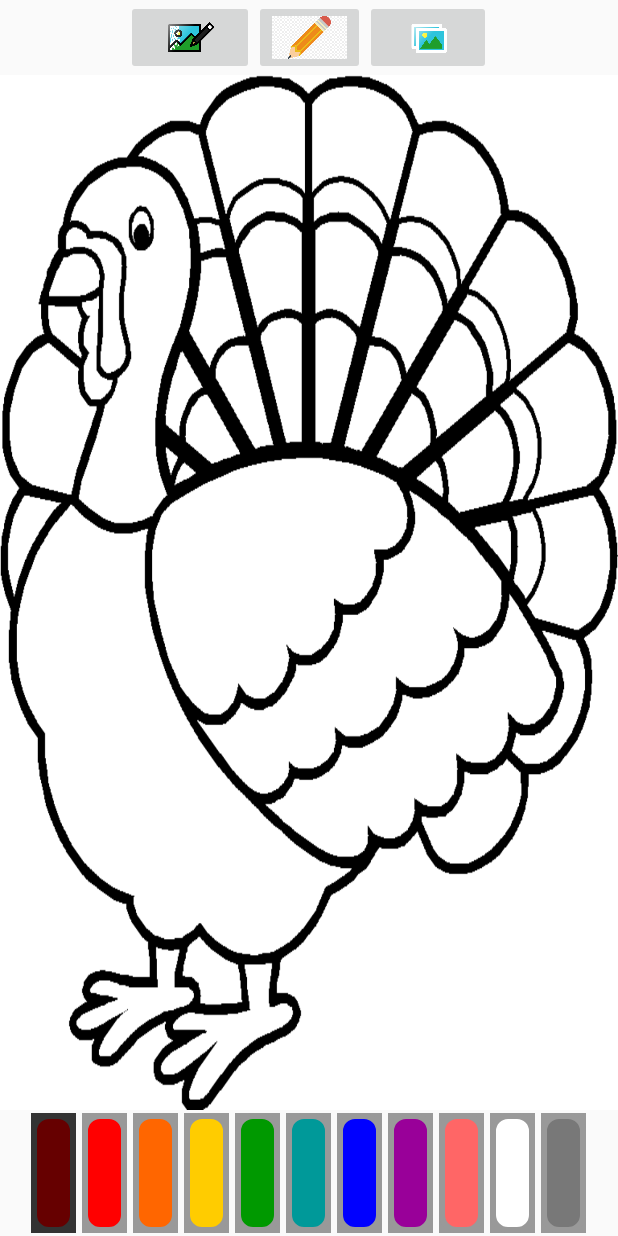
After one commit to Andree37/NannyPoppins, an Android app: the DrawingGame screen opened directly, with no data from a screen before it, on a phone screen of 412 x 824 dp. The commit adds this screen. Run offline under Robolectric (Android 15) with nearby library versions, the phone set to English and light mode, and no system bars.

Commit message:
Coloring Miniapp
Coloring miniapp integration and stuff

```diff
--- a/NannyPoppins/app/src/main/AndroidManifest.xml
+++ b/NannyPoppins/app/src/main/AndroidManifest.xml
@@ -72,6 +72,10 @@
             android:name=".PasswordDefinitions"
             android:theme="@style/Theme.AppCompat.Light.NoActionBar">
         </activity>
+        <activity
+            android:name=".DrawingGame"
+            android:theme="@style/Theme.AppCompat.Light.NoActionBar">
+        </activity>
     </application>
 
 </manifest>
--- /dev/null
+++ b/NannyPoppins/app/src/main/java/com/example/nannypoppins/DrawingGame.java
@@ -0,0 +1,105 @@
+package com.example.nannypoppins;
+
+import android.os.Bundle;
+import android.view.View;
+import android.widget.ImageButton;
+import android.widget.LinearLayout;
+import android.widget.Toast;
+import android.widget.Toolbar;
+import java.util.UUID;
+import android.provider.MediaStore;
+import android.app.AlertDialog;
+import android.content.DialogInterface;
+import androidx.appcompat.app.AppCompatActivity;
+
+public class DrawingGame  extends AppCompatActivity implements View.OnClickListener {
+
+    private ImageButton currpaint, drawBtn, baru, save;
+    private DrawingView drawView;
+
+
+    @Override
+    protected void onCreate(Bundle savedInstanceState) {
+        super.onCreate(savedInstanceState);
+        setContentView(R.layout.activity_drawing);
+        drawView = (DrawingView) findViewById(R.id.drawing);
+        drawBtn = (ImageButton) findViewById(R.id.draw_btn);
+        baru = (ImageButton) findViewById(R.id.new_btn);
+        save = (ImageButton) findViewById(R.id.save_btn);
+        LinearLayout paintLayout = (LinearLayout) findViewById(R.id.paint_colors);
+
+        currpaint = (ImageButton) paintLayout.getChildAt(0);
+
+        System.out.println(currpaint);
+        currpaint.setImageDrawable(getResources().getDrawable(R.drawable.paint_pressed));
+        drawBtn.setOnClickListener(this);
+        baru.setOnClickListener(this);
+        save.setOnClickListener(this);
+    }
+
+    public void paintClicked(View v){
+        if(v != currpaint) {
+            ImageButton imgView = (ImageButton) v;
+            String color = v.getTag().toString();
+            drawView.setColor(color);
+            imgView.setImageDrawable(getResources().getDrawable(R.drawable.paint_pressed));
+            currpaint.setImageDrawable(getResources().getDrawable(R.drawable.paint));
+            currpaint = (ImageButton)v;
+        }
+    }
+
+    @Override
+    public void onClick(View v) {
+        if(v.getId() == R.id.draw_btn) {
+            drawView.setupDrawing();
+
+        }
+        if(v.getId() == R.id.new_btn) {
+            AlertDialog.Builder newDialog = new AlertDialog.Builder(this);
+            newDialog.setTitle("New Drawing");
+            newDialog.setMessage("Start new drawing");
+            newDialog.setPositiveButton("Yes", new DialogInterface.OnClickListener() {
+                @Override
+                public void onClick(DialogInterface dialog, int which) {
+                    drawView.startNew();
+                    dialog.dismiss();
+                }
+            });
+            newDialog.setNegativeButton("No", new DialogInterface.OnClickListener() {
+                @Override
+                public void onClick(DialogInterface dialog, int which) {
+                    dialog.cancel();
+                }
+            });
+            newDialog.show();
+        }
+        if(v.getId() == R.id.save_btn) {
+            AlertDialog.Builder saveDialog = new AlertDialog.Builder(this);
+            saveDialog.setTitle("Save Drawing");
+            saveDialog.setMessage("Save drawing to device?");
+            saveDialog.setPositiveButton("Yes", new DialogInterface.OnClickListener() {
+                @Override
+                public void onClick(DialogInterface dialog, int which) {
+                    drawView.overlayCanvas();
+                    drawView.setDrawingCacheEnabled(true);
+                    String imgSaved = MediaStore.Images.Media.insertImage(getContentResolver(), drawView.getDrawingCache(), UUID.randomUUID().toString()+".png", "drawing");
+                    if(imgSaved != null) {
+                        Toast savedToast = Toast.makeText(getApplicationContext(), "Drawing saved to Gallery!", Toast.LENGTH_SHORT);
+                        savedToast.show();;
+                    } else {
+                        Toast unsaved = Toast.makeText(getApplicationContext(), "Image could not be saved", Toast.LENGTH_SHORT);
+                        unsaved.show();
+                    }
+                    drawView.destroyDrawingCache();
+                }
+            });
+            saveDialog.setNegativeButton("No", new DialogInterface.OnClickListener() {
+                @Override
+                public void onClick(DialogInterface dialog, int which) {
+                    dialog.cancel();
+                }
+            });
+            saveDialog.show();
+        }
+    }
+}
--- /dev/null
+++ b/NannyPoppins/app/src/main/java/com/example/nannypoppins/DrawingView.java
@@ -0,0 +1,131 @@
+package com.example.nannypoppins;
+
+import android.graphics.Bitmap;
+import android.graphics.BitmapFactory;
+import android.graphics.Canvas;
+import android.graphics.Color;
+import android.graphics.Paint;
+import android.graphics.Path;
+import android.media.Image;
+import android.view.MotionEvent;
+import android.view.View;
+import android.graphics.PorterDuff;
+import android.graphics.PorterDuffXfermode;
+import android.util.TypedValue;
+import android.content.Context;
+import android.util.AttributeSet;
+
+public class DrawingView extends View{
+
+    private Path drawPath;
+    private boolean erase = false;
+    private Paint drawPaint, canvasPaint;
+    private Canvas drawCanvas;
+    private int paintColor = 0xFF660000;
+    private Bitmap canvasBitmap;
+    private float brushSize, lastBrushSize;
+
+    public DrawingView(Context context, AttributeSet set) {
+        super(context, set);
+        setupDrawing();
+    }
+
+    public void startNew() {
+        drawCanvas.drawColor(0xffffffff);
+        invalidate();;
+    }
+
+    public void setErase(boolean isErase) {
+        erase = isErase;
+        if (erase) drawPaint.setXfermode(new PorterDuffXfermode(PorterDuff.Mode.CLEAR));
+        else drawPaint.setXfermode(null);
+    }
+
+    public void setBrushSize(float newSize) {
+        float pixelAmount = TypedValue.applyDimension(TypedValue.COMPLEX_UNIT_DIP, newSize, getResources().getDisplayMetrics());
+        brushSize = pixelAmount;
+        drawPaint.setStrokeWidth(brushSize);
+    }
+
+    public void setLastBrushSize(float lastSize) {
+        lastBrushSize = lastSize;
+    }
+
+    public float getBrushSize() {
+        return lastBrushSize;
+    }
+
+    @Override
+    protected  void onSizeChanged(int w, int b, int oldw, int oldb) {
+        super.onSizeChanged(w, b, oldw, oldb);
+        canvasBitmap = Bitmap.createBitmap(w, b, Bitmap.Config.ARGB_8888);
+        drawCanvas = new Canvas(canvasBitmap);
+        drawCanvas.drawColor(0xffffffff);
+    }
+
+    @Override
+    protected void onDraw(Canvas canvas) {
+        canvas.drawBitmap(canvasBitmap, 0, 0, canvasPaint);
+        canvas.drawPath(drawPath, drawPaint);
+    }
+
+    public void overlayCanvas(){
+
+        Bitmap over = BitmapFactory.decodeResource(getResources(), R.drawable.turkey_paint);
+        Bitmap image = Bitmap.createScaledBitmap(over, drawCanvas.getWidth(), drawCanvas.getHeight(), true);
+        Paint p = new Paint();
+        p.setColor(Color.WHITE);
+        drawCanvas.drawBitmap(image, 0, 0, null);
+    }
+    @Override
+    public boolean onTouchEvent(MotionEvent event) {
+
+        float touchX = event.getX();
+        float touchY = event.getY();
+        switch (event.getAction()) {
+            case MotionEvent.ACTION_DOWN:
+                drawPath.moveTo(touchX, touchY);
+                break;
+            case MotionEvent.ACTION_MOVE:
+                drawPath.lineTo(touchX, touchY);
+                break;
+            case MotionEvent.ACTION_UP:
+                drawCanvas.drawPath(drawPath, drawPaint);
+                drawPath.reset();
+                break;
+            default:
+                return false;
+        }
+        drawPaint = new Paint();
+        drawPaint.setColor(paintColor);
+        drawPaint.setAntiAlias(true);
+        drawPaint.setStrokeWidth(5);
+        drawPaint.setStyle(Paint.Style.STROKE);
+        drawPaint.setStrokeJoin(Paint.Join.ROUND);
+        drawPaint.setStrokeCap(Paint.Cap.ROUND);
+        drawPaint.setStrokeWidth(brushSize);
+        invalidate();
+        return true;
+    }
+
+    public void setColor(String newColor) {
+        invalidate();
+        paintColor = Color.parseColor(newColor);
+        drawPaint.setColor(paintColor);
+    }
+
+    public void setupDrawing() {
+        drawPath = new Path();
+        drawPaint = new Paint();
+        drawPaint.setColor(paintColor);
+        drawPaint.setAntiAlias(true);
+        drawPaint.setStrokeWidth(5);
+        drawPaint.setStyle(Paint.Style.STROKE);
+        drawPaint.setStrokeJoin(Paint.Join.ROUND);
+        drawPaint.setStrokeCap(Paint.Cap.ROUND);
+        canvasPaint = new Paint(Paint.DITHER_FLAG);
+        brushSize = 10;
+        lastBrushSize = brushSize;
+        drawPaint.setStrokeWidth(brushSize);
+    }
+}
--- /dev/null
+++ b/NannyPoppins/app/src/main/res/drawable/paint.xml
@@ -0,0 +1,31 @@
+<?xml version="1.0" encoding="utf-8"?>
+<layer-list xmlns:android="http://schemas.android.com/apk/res/android">
+    <item>
+        <shape android:shape="rectangle">
+            <stroke
+                android:width="4dp"
+                android:color="#FF999999">
+            </stroke>
+            <solid android:color="#00000000">
+            </solid>
+            <padding
+                android:top="0dp"
+                android:right="0dp"
+                android:left="0dp"
+                android:bottom="0dp">
+            </padding>
+        </shape>
+    </item>
+    <item>
+        <shape xmlns:android="http://schemas.android.com/apk/res/android">
+            <stroke android:color="#FF999999"
+                    android:width="4dp">
+            </stroke>
+            <solid
+                android:color="#00000000">
+            </solid>
+            <corners android:radius="10dp">
+            </corners>
+        </shape>
+    </item>
+</layer-list>
--- /dev/null
+++ b/NannyPoppins/app/src/main/res/drawable/paint_pressed.xml
@@ -0,0 +1,31 @@
+<?xml version="1.0" encoding="utf-8"?>
+<layer-list xmlns:android="http://schemas.android.com/apk/res/android">
+    <item>
+        <shape android:shape="rectangle">
+            <stroke
+                android:width="4dp"
+                android:color="#FF333333">
+            </stroke>
+            <solid android:color="#00000000">
+            </solid>
+            <padding
+                android:top="0dp"
+                android:right="0dp"
+                android:left="0dp"
+                android:bottom="0dp">
+            </padding>
+        </shape>
+    </item>
+    <item>
+        <shape xmlns:android="http://schemas.android.com/apk/res/android">
+            <stroke android:color="#FF333333"
+                    android:width="4dp">
+            </stroke>
+            <solid
+                android:color="#00000000">
+            </solid>
+            <corners android:radius="10dp">
+            </corners>
+        </shape>
+    </item>
+</layer-list>
--- /dev/null
+++ b/NannyPoppins/app/src/main/res/layout/activity_drawing.xml
@@ -0,0 +1,165 @@
+<?xml version="1.0" encoding="utf-8"?>
+<LinearLayout xmlns:android="http://schemas.android.com/apk/res/android"
+    xmlns:app="http://schemas.android.com/apk/res-auto"
+    xmlns:tools="http://schemas.android.com/tools"
+    android:orientation="vertical"
+    android:layout_width="match_parent"
+    android:layout_height="match_parent"
+    tools:context=".DrawingGame">
+
+    <LinearLayout
+        android:layout_gravity="center"
+        android:orientation="horizontal"
+        android:layout_width="wrap_content"
+        android:layout_height="50dp">
+
+        <ImageButton
+            android:id="@+id/new_btn"
+            android:layout_width="85dp"
+            android:layout_height="match_parent"
+            android:contentDescription="@string/start_now"
+            android:scaleType="centerInside"
+            android:src="@drawable/new_draw"></ImageButton>
+
+        <ImageButton
+            android:id="@+id/draw_btn"
+            android:layout_width="74dp"
+            android:layout_height="fill_parent"
+            android:contentDescription="@string/brush"
+            android:scaleType="centerInside"
+            android:src="@drawable/brush"></ImageButton>
+
+        <ImageButton
+            android:id="@+id/save_btn"
+            android:layout_width="84dp"
+            android:layout_height="fill_parent"
+            android:contentDescription="@string/save"
+            android:scaleType="centerInside"
+            android:src="@drawable/save_draw"></ImageButton>
+    </LinearLayout>
+
+    <com.example.nannypoppins.DrawingView
+        android:id="@+id/drawing"
+        android:layout_width="fill_parent"
+        android:layout_height="610dp"
+        android:layout_weight="1"
+        android:foreground="@drawable/turkey_paint" />
+    <LinearLayout
+        android:id="@+id/paint_colors"
+        android:layout_gravity="center"
+        android:orientation="horizontal"
+        android:layout_width="wrap_content"
+        android:layout_height="wrap_content">
+
+        <ImageButton
+            android:layout_width="30dp"
+            android:layout_height="80dp"
+            android:layout_margin="2dp"
+            android:background="#FF660000"
+            android:contentDescription="@string/paint"
+            android:onClick="paintClicked"
+            android:src="@drawable/paint"
+            android:tag="#FF660000" />
+
+        <ImageButton
+            android:layout_width="30dp"
+            android:layout_height="80dp"
+            android:layout_margin="2dp"
+            android:background="#FFFF0000"
+            android:contentDescription="@string/paint"
+            android:onClick="paintClicked"
+            android:src="@drawable/paint"
+            android:tag="#FFFF0000" />
+
+        <ImageButton
+            android:layout_width="30dp"
+            android:layout_height="80dp"
+            android:layout_margin="2dp"
+            android:background="#FFFF6600"
+            android:contentDescription="@string/paint"
+            android:onClick="paintClicked"
+            android:src="@drawable/paint"
+            android:tag="#FFFF6600" />
+
+        <ImageButton
+            android:layout_width="30dp"
+            android:layout_height="80dp"
+            android:layout_margin="2dp"
+            android:background="#FFFFCC00"
+            android:contentDescription="@string/paint"
+            android:onClick="paintClicked"
+            android:src="@drawable/paint"
+            android:tag="#FFFFCC00" />
+
+        <ImageButton
+            android:layout_width="30dp"
+            android:layout_height="80dp"
+            android:layout_margin="2dp"
+            android:background="#FF009900"
+            android:contentDescription="@string/paint"
+            android:onClick="paintClicked"
+            android:src="@drawable/paint"
+            android:tag="#FF009900" />
+
+        <ImageButton
+            android:layout_width="30dp"
+            android:layout_height="80dp"
+            android:layout_margin="2dp"
+            android:background="#FF009999"
+            android:contentDescription="@string/paint"
+            android:onClick="paintClicked"
+            android:src="@drawable/paint"
+            android:tag="#FF009999" />
+
+        <ImageButton
+            android:layout_width="30dp"
+            android:layout_height="80dp"
+            android:layout_margin="2dp"
+            android:background="#FF0000FF"
+            android:contentDescription="@string/paint"
+            android:onClick="paintClicked"
+            android:src="@drawable/paint"
+            android:tag="#FF0000FF" />
+
+        <ImageButton
+            android:layout_width="30dp"
+            android:layout_height="80dp"
+            android:layout_margin="2dp"
+            android:background="#FF990099"
+            android:contentDescription="@string/paint"
+            android:onClick="paintClicked"
+            android:src="@drawable/paint"
+            android:tag="#FF990099" />
+
+        <ImageButton
+            android:layout_width="30dp"
+            android:layout_height="80dp"
+            android:layout_margin="2dp"
+            android:background="#FFFF6666"
+            android:contentDescription="@string/paint"
+            android:onClick="paintClicked"
+            android:src="@drawable/paint"
+            android:tag="#FFFF6666" />
+
+        <ImageButton
+            android:layout_width="30dp"
+            android:layout_height="80dp"
+            android:layout_margin="2dp"
+            android:background="#FFFFFF"
+            android:contentDescription="@string/paint"
+            android:onClick="paintClicked"
+            android:src="@drawable/paint"
+            android:tag="#FFFFFF" />
+
+        <ImageButton
+            android:layout_width="30dp"
+            android:layout_height="80dp"
+            android:layout_margin="2dp"
+            android:background="#FF787878"
+            android:contentDescription="@string/paint"
+            android:onClick="paintClicked"
+            android:src="@drawable/paint"
+            android:tag="#FF787878" />
+    </LinearLayout>
+
+</LinearLayout>
--- a/NannyPoppins/app/src/main/res/values/strings.xml
+++ b/NannyPoppins/app/src/main/res/values/strings.xml
@@ -6,4 +6,10 @@
     <string name="camera_error" />
     <string name="stop" />
     <string name="record" />
+    <string name="start_now">New</string>
+    <string name="brush">Brush</string>
+    <string name="erase">Erase</string>
+    <string name="save">Save</string>
+    <string name="paint">Paint</string>
+    <string name="appbar_scrolling_view_behavior">What</string>
 </resources>
```
Also changed, not shown: NannyPoppins/app/src/main/java/com/example/nannypoppins/Home.java (+11 -0 lines), NannyPoppins/app/src/main/res/layout/content_drawing.xml (added, +12 -0 lines), NannyPoppins/app/src/main/res/drawable/brush.jpg (added), NannyPoppins/app/src/main/res/drawable/new_draw.png (added), NannyPoppins/app/src/main/res/drawable/save_draw.png (added), NannyPoppins/app/src/main/res/drawable/turkey_paint.png (added).
